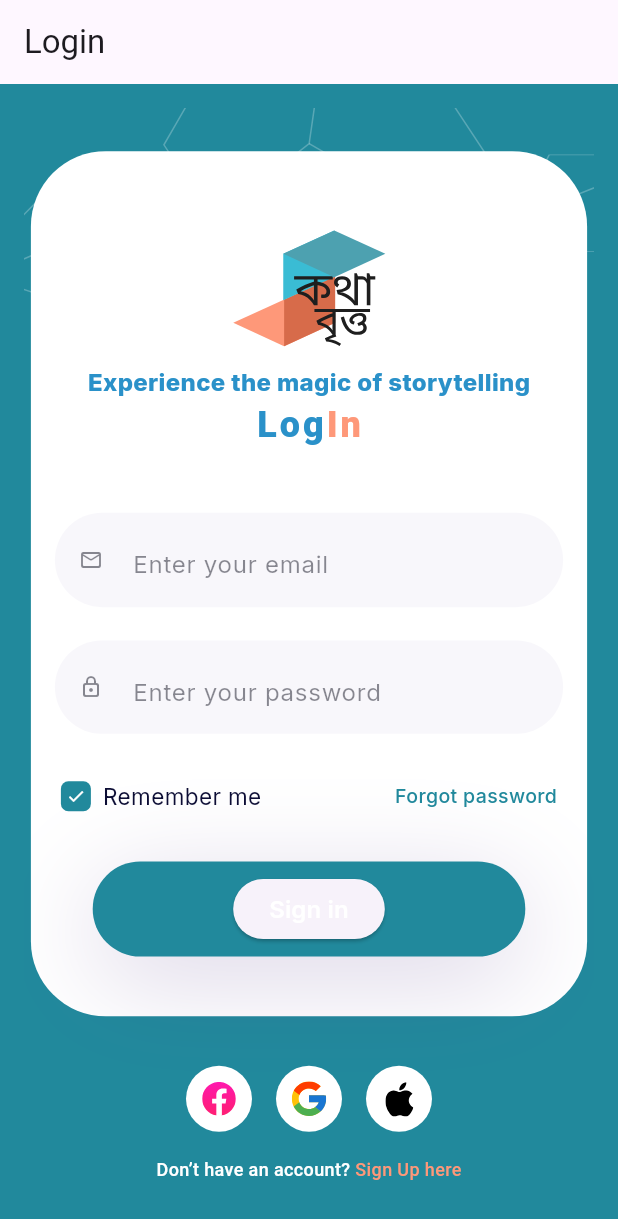
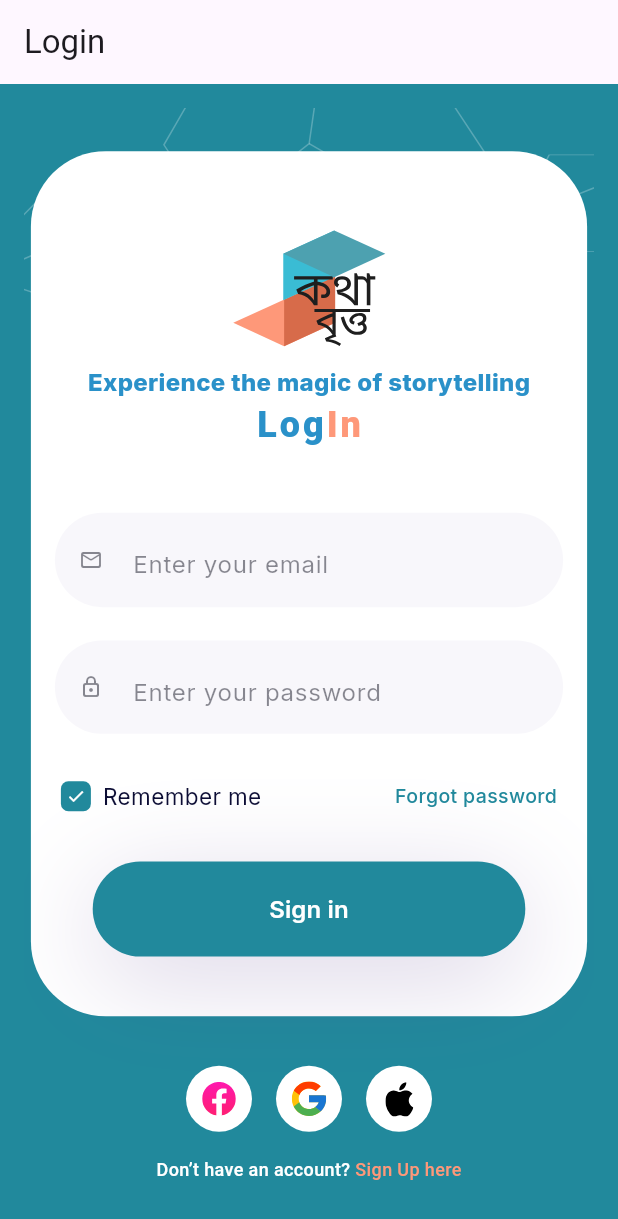
Before and after one commit to tanbir114/bitfest-kuet-onsite-iut-reform, a Flutter app: the screen it shows after launch, on a phone screen of 412 x 824 dp. Shown: the top 1219 px of the screen. Run offline on Flutter 3.47's test engine with Material 3 defaults, Android fonts, the light colour scheme and no system bars; our stand-ins replace flutter_bloc, flutter_svg, google_fonts, shared_preferences, smooth_page_indicator; missing offline and left inert: flutter_quill.

Commit message:
login_debug

```diff
--- a/blog_app/lib/screens/login_screen.dart
+++ b/blog_app/lib/screens/login_screen.dart
@@ -310,10 +310,10 @@ class _LoginScreenState extends State<LoginScreen> {
             enabledBorder: OutlineInputBorder(
                 borderRadius: BorderRadius.circular(40),
                 borderSide: BorderSide(
-                  color: emailController.text.isEmpty
-                      ? Colors.transparent
-                      : const Color.fromRGBO(44, 185, 176, 1),
-                )),
+                    color: emailController.text.isEmpty
+                        ? Colors.transparent
+                        : const Color.fromRGBO(44, 185, 176, 1),
+                    )),
             focusedBorder: OutlineInputBorder(
                 borderRadius: BorderRadius.circular(40),
                 borderSide: const BorderSide(
@@ -430,6 +430,15 @@ class _LoginScreenState extends State<LoginScreen> {
         ],
       ),
       child: ElevatedButton(
+        style: ElevatedButton.styleFrom(
+          backgroundColor:
+              Colors.transparent, // Makes the background transparent
+          shadowColor: Colors.transparent, // Removes shadow
+          shape: RoundedRectangleBorder(
+            borderRadius: BorderRadius.circular(50.0), // Matches the container
+          ),
+          padding: EdgeInsets.zero, // Removes extra padding
+        ),
         onPressed: () {
           final email = emailController.text;
           final password = passController.text;
```
